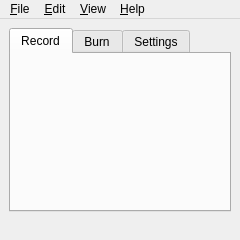
springermac/audio, file audio/resources/mainwindow.ui: the form before one commit.
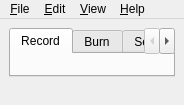
The form after the commit. Icons and pictures are not drawn. Custom widgets are drawn as their Qt base class.

Patch:
```diff
--- a/audio/resources/mainwindow.ui
+++ b/audio/resources/mainwindow.ui
@@ -6,8 +6,8 @@
    <rect>
     <x>0</x>
     <y>0</y>
-    <width>240</width>
-    <height>240</height>
+    <width>184</width>
+    <height>105</height>
    </rect>
   </property>
   <property name="windowTitle">
@@ -53,7 +53,7 @@
     <rect>
      <x>0</x>
      <y>0</y>
-     <width>240</width>
+     <width>184</width>
      <height>22</height>
     </rect>
    </property>
```
Left out of the diff: 3 changed lines with no effect on the pictures.
